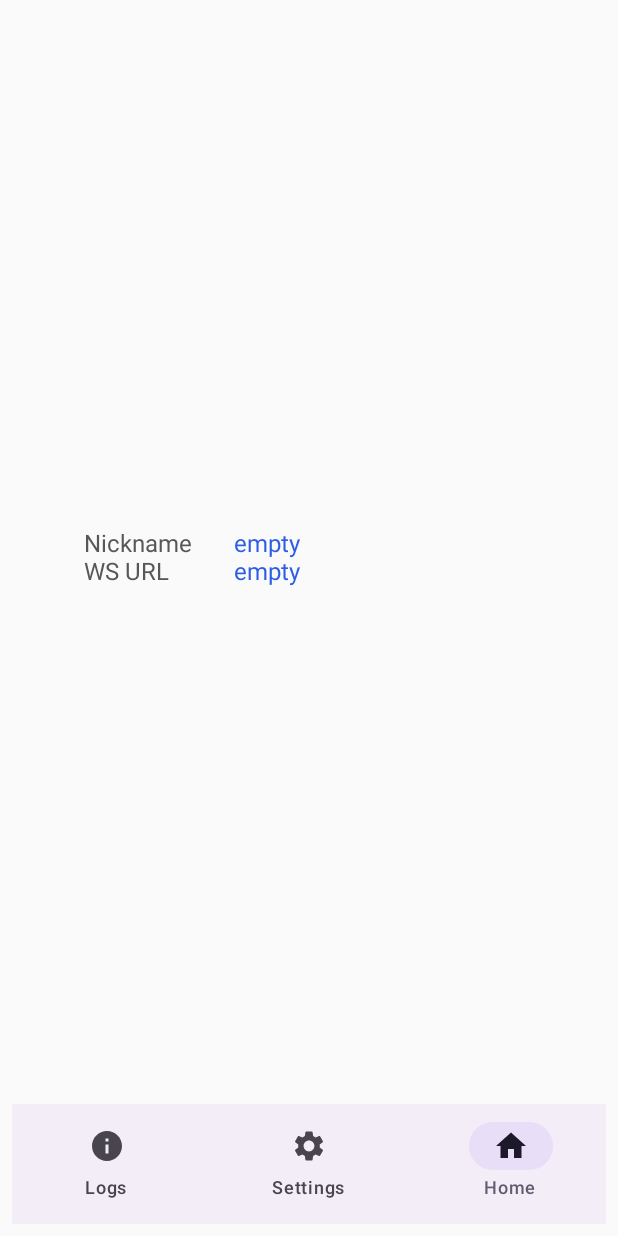
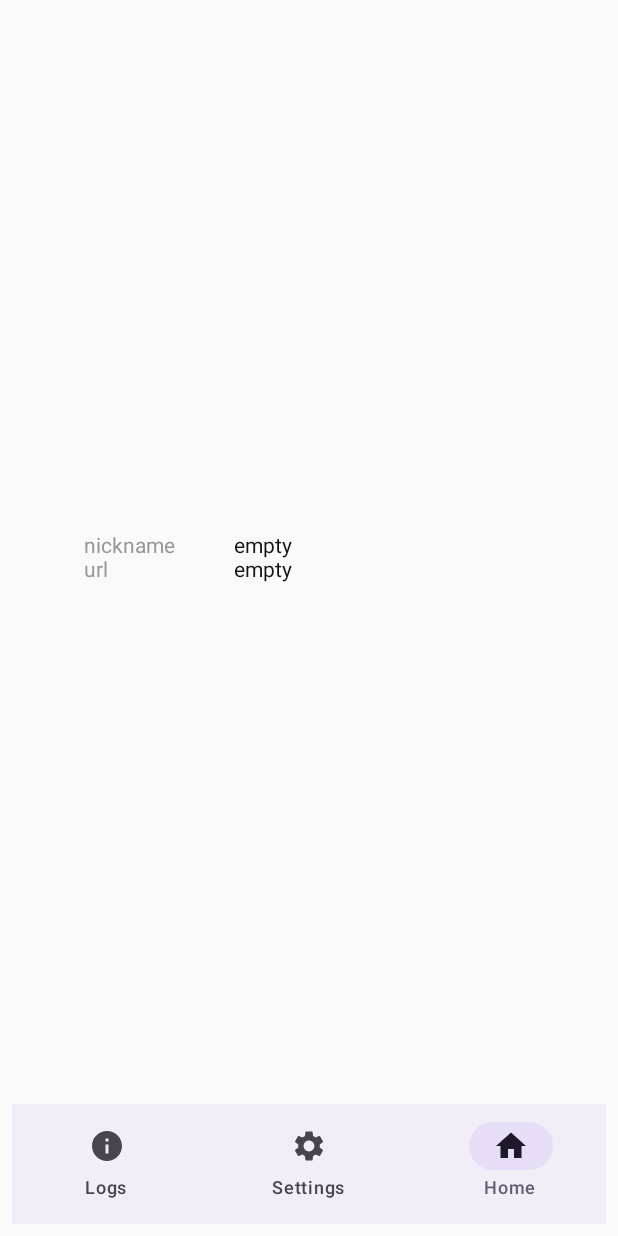
Before and after one commit to opaldone/opaloca, an Android app built with Jetpack Compose: the screen it shows after launch (MainActivity), item 3 of the bottom bar chosen, on a phone screen of 412 x 824 dp. Run offline under Robolectric (Android 15) with nearby library versions, the phone set to English and light mode, and no system bars.

Commit message:
Style route map

```diff
--- a/app/src/main/java/click/opaldone/opaloca/MainActivity.kt
+++ b/app/src/main/java/click/opaldone/opaloca/MainActivity.kt
@@ -16,6 +16,7 @@ import android.content.Intent
 import android.content.IntentFilter
 import click.opaldone.opaloca.wsa.WsService
 import click.opaldone.opaloca.dts.GuiRec
+import click.opaldone.opaloca.loga.show_log
 
 const val ACTION_LOG = "opaloca.gui.rec.logmes"
 
@@ -69,7 +70,7 @@ class MainActivity : ComponentActivity() {
 fun navStart(
     ctx: Context,
     client: Client,
-    sharep:SharedPreferences,
+    sharep: SharedPreferences,
     guir: GuiRec,
     vm: ViewMod = viewModel()
 ) {
--- a/app/src/main/java/click/opaldone/opaloca/ui/nav/NavController.kt
+++ b/app/src/main/java/click/opaldone/opaloca/ui/nav/NavController.kt
@@ -31,6 +31,7 @@ import click.opaldone.opaloca.ui.scr.HomeScreen
 import click.opaldone.opaloca.ui.scr.LogsScreen
 import click.opaldone.opaloca.R
 import click.opaldone.opaloca.dts.ViewMod
+import click.opaldone.opaloca.loga.show_log
 
 class NavController(
     val ctx: Context,
@@ -78,9 +79,7 @@ class NavController(
                     selected = currentRoute == navItem.route,
                     onClick = {
                         navController.navigate(navItem.route) {
-                            popUpTo(navController.graph.findStartDestination().id) { saveState = true }
                             launchSingleTop = true
-                            restoreState = true
                         }
                     },
                     icon = {
--- a/app/src/main/java/click/opaldone/opaloca/ui/scr/HomeScreen.kt
+++ b/app/src/main/java/click/opaldone/opaloca/ui/scr/HomeScreen.kt
@@ -31,33 +31,33 @@ class HomeScreen(
         ){
             Row() {
                 Text(
-                    text = "Nickname",
+                    text = "nickname",
                     textAlign = TextAlign.Start,
-                    fontSize = 16.sp,
-                    color = Color(0xff575757),
+                    fontSize = 14.sp,
+                    color = Color(0xff979797),
                     modifier = Modifier.width(100.dp)
                 )
                 Text(
                     text = "$wsname",
                     textAlign = TextAlign.Start,
-                    fontSize = 16.sp,
-                    color = Color(0xff2c5de5),
+                    fontSize = 14.sp,
+                    color = Color(0xff131313),
                     modifier = Modifier.width(200.dp)
                 )
             }
             Row() {
                 Text(
-                    text = "WS URL",
+                    text = "url",
                     textAlign = TextAlign.Start,
-                    fontSize = 16.sp,
-                    color = Color(0xff575757),
+                    fontSize = 14.sp,
+                    color = Color(0xff979797),
                     modifier = Modifier.width(100.dp)
                 )
                 Text(
                     text = "$wsurl",
                     textAlign = TextAlign.Start,
-                    fontSize = 16.sp,
-                    color = Color(0xff2c5de5),
+                    fontSize = 14.sp,
+                    color = Color(0xff131313),
                     modifier = Modifier.width(200.dp)
                 )
             }
--- a/app/src/main/java/click/opaldone/opaloca/ui/scr/SettingsScreen.kt
+++ b/app/src/main/java/click/opaldone/opaloca/ui/scr/SettingsScreen.kt
@@ -29,6 +29,7 @@ import android.content.SharedPreferences
 import androidx.navigation.NavController
 import click.opaldone.opaloca.R
 import click.opaldone.opaloca.dts.Client
+import click.opaldone.opaloca.loga.show_log
 
 class SettingsScreen(
     val ctx: Context,
--- a/app/src/main/res/values/strings.xml
+++ b/app/src/main/res/values/strings.xml
@@ -3,7 +3,7 @@
     <string name="r_home">Home</string>
     <string name="r_logs">Logs</string>
     <string name="r_set">Settings</string>
-    <string name="ws_url">wss://admigo.so:8080</string>
+    <string name="ws_url">wss://admigo.so:8088</string>
     <string name="ws_name">shpavser</string>
     <string name="save">Save</string>
 </resources>
```
Also changed, not shown: app/src/main/java/click/opaldone/opaloca/wsa/WsListe.kt (+1 -6 lines), app/src/main/java/click/opaldone/opaloca/wsa/WsService.kt (+1 -15 lines).
